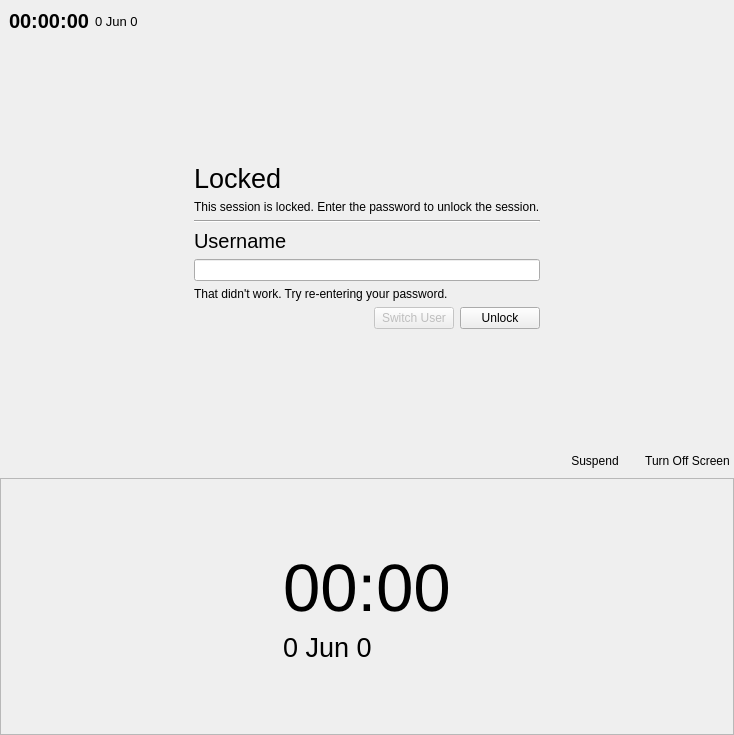
Above: mainwindow.ui from vicr123/tsscreenlock before the change. Below: the same form after it.
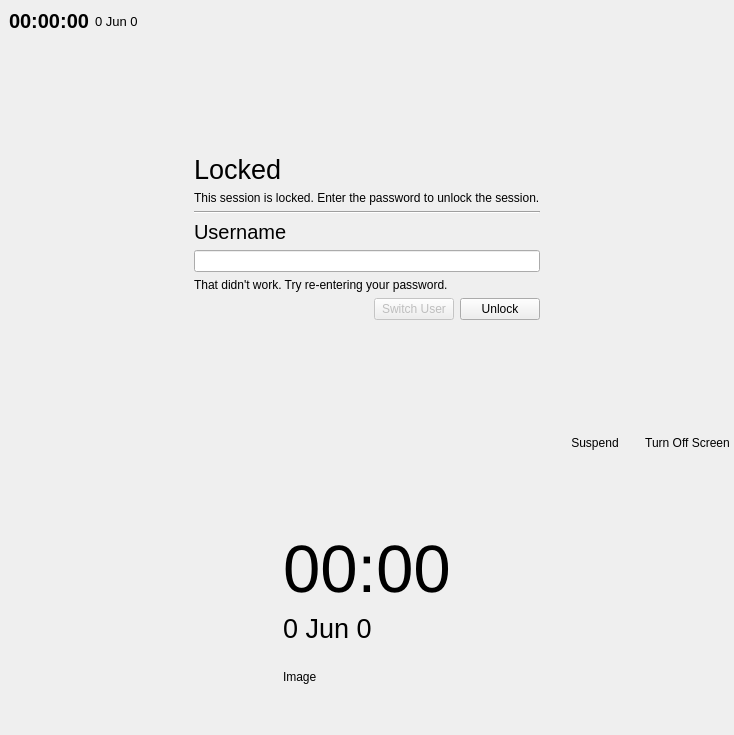
That is the form after the change. Icons and pictures are not drawn. Custom widgets are drawn as their Qt base class.

Patch:
```diff
--- a/mainwindow.ui
+++ b/mainwindow.ui
@@ -269,6 +269,9 @@
     </item>
     <item row="5" column="0" colspan="3">
      <widget class="CoverFrame" name="Cover">
+      <property name="autoFillBackground">
+       <bool>true</bool>
+      </property>
       <property name="styleSheet">
        <string notr="true">QWidget#Cover {
 	background: qlineargradient(spread:pad, x1:0, y1:0, x2:1, y2:0, stop:0 rgba(0, 0, 0, 127), stop:1 rgba(0, 0, 0, 127)), url(&quot;/usr/share/icons/theos/backgrounds/triangle/1920x1080.png&quot;);
@@ -276,7 +279,7 @@
 }</string>
       </property>
       <property name="frameShape">
-       <enum>QFrame::StyledPanel</enum>
+       <enum>QFrame::NoFrame</enum>
       </property>
       <property name="frameShadow">
        <enum>QFrame::Raised</enum>
@@ -408,6 +411,16 @@
             </property>
            </widget>
           </item>
+          <item>
+           <widget class="QLabel" name="ImageLabel">
+            <property name="text">
+             <string>Image</string>
+            </property>
+            <property name="scaledContents">
+             <bool>true</bool>
+            </property>
+           </widget>
+          </item>
          </layout>
         </widget>
        </item>
```
Left out of the diff: 24 changed lines with no effect on the pictures.
